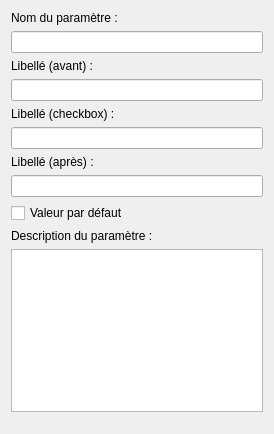
Before: the Qt Designer form stepcreatorv2/parameters/widgets/widgettextline.ui in computree/computree-v3, drawn with Qt 5.
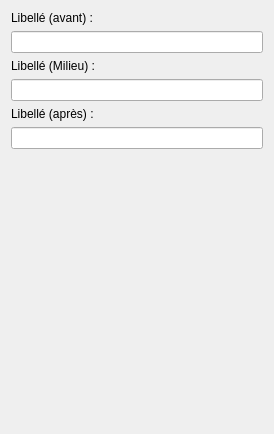
After: the same form once the commit is applied.

```diff
--- a/stepcreatorv2/parameters/widgets/widgettextline.ui
+++ b/stepcreatorv2/parameters/widgets/widgettextline.ui
@@ -20,16 +20,6 @@
    <string>Form</string>
   </property>
   <layout class="QVBoxLayout" name="verticalLayout">
-   <item>
-    <widget class="QLabel" name="label">
-     <property name="text">
-      <string>Nom du paramètre :</string>
-     </property>
-    </widget>
-   </item>
-   <item>
-    <widget class="QLineEdit" name="alias"/>
-   </item>
    <item>
     <widget class="QLabel" name="label_2">
      <property name="text">
@@ -43,7 +33,7 @@
    <item>
     <widget class="QLabel" name="label_5">
      <property name="text">
-      <string>Libellé (checkbox) :</string>
+      <string>Libellé (Milieu) :</string>
      </property>
     </widget>
    </item>
@@ -60,30 +50,6 @@
    <item>
     <widget class="QLineEdit" name="libAfter"/>
    </item>
-   <item>
-    <widget class="QCheckBox" name="defaultValue">
-     <property name="text">
-      <string>Valeur par défaut</string>
-     </property>
-    </widget>
-   </item>
-   <item>
-    <widget class="QLabel" name="label_3">
-     <property name="text">
-      <string>Description du paramètre :</string>
-     </property>
-    </widget>
-   </item>
-   <item>
-    <widget class="QPlainTextEdit" name="description">
-     <property name="sizePolicy">
-      <sizepolicy hsizetype="Preferred" vsizetype="Expanding">
-       <horstretch>0</horstretch>
-       <verstretch>0</verstretch>
-      </sizepolicy>
-     </property>
-    </widget>
-   </item>
    <item>
     <spacer name="verticalSpacer">
      <property name="orientation">
```
Left out of the diff: 2 changed lines with no effect on the pictures.
